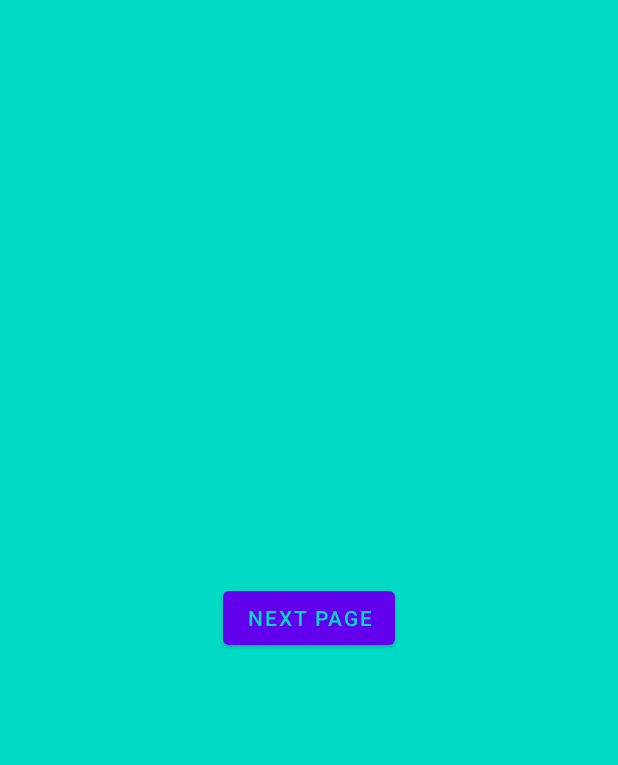
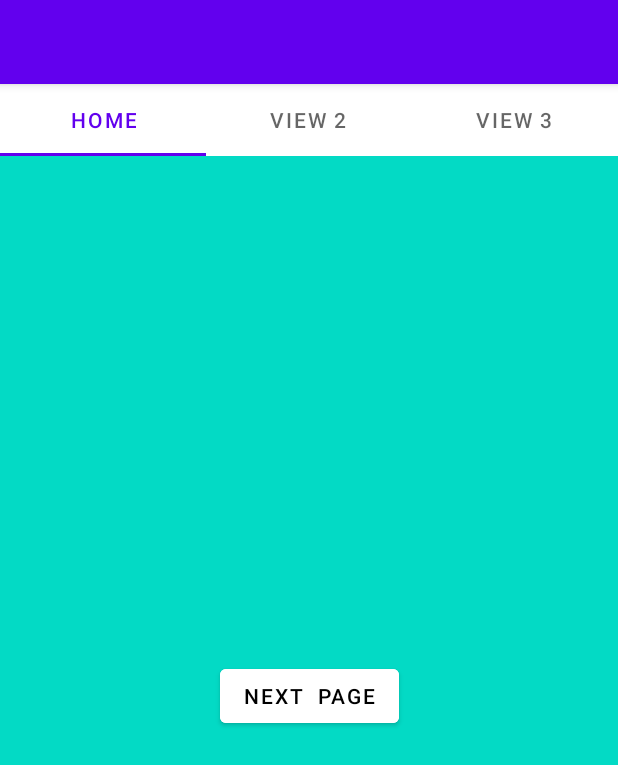
Before and after one commit to KaivalyaNaik/Shopping-Application, an Android app: the screen it shows after launch (MainActivity), on a phone screen of 412 x 824 dp. Shown: the top 765 px of the screen. Run offline under Robolectric (Android 15) with nearby library versions, the phone set to English and light mode, and no system bars.

Commit message:
View Pager and TabLayout added

```diff
--- a/app/build.gradle
+++ b/app/build.gradle
@@ -41,6 +41,7 @@ dependencies {
     implementation 'androidx.appcompat:appcompat:1.2.0'
     implementation 'com.google.android.material:material:1.3.0'
     implementation 'androidx.constraintlayout:constraintlayout:2.0.4'
+    implementation 'androidx.legacy:legacy-support-v4:1.0.0'
     testImplementation 'junit:junit:4.+'
     androidTestImplementation 'androidx.test.ext:junit:1.1.2'
     androidTestImplementation 'androidx.test.espresso:espresso-core:3.3.0'
--- a/app/src/main/java/com/example/shoppingapplication/activities/ItemList.kt
+++ b/app/src/main/java/com/example/shoppingapplication/activities/ItemList.kt
@@ -8,6 +8,8 @@ import android.os.Bundle
 import android.view.DragEvent
 import android.view.MotionEvent
 import android.view.View
+import android.widget.Button
+import android.widget.ImageButton
 import android.widget.Toast
 import androidx.activity.viewModels
 import androidx.annotation.RequiresApi
@@ -71,6 +73,10 @@ class ItemList : AppCompatActivity() ,View.OnTouchListener{
             val myShadow= View.DragShadowBuilder(fab)
             it.startDragAndDrop(null,myShadow,null,View.DRAG_FLAG_GLOBAL)
             true
+        }
+        val backButton: ImageButton =findViewById(R.id.backButton)
+        backButton.setOnClickListener {
+            finish()
         }
 
     }
--- a/app/src/main/java/com/example/shoppingapplication/activities/MainActivity.kt
+++ b/app/src/main/java/com/example/shoppingapplication/activities/MainActivity.kt
@@ -3,8 +3,16 @@ package com.example.shoppingapplication.activities
 import android.content.Intent
 import androidx.appcompat.app.AppCompatActivity
 import android.os.Bundle
+import android.view.View
 import android.widget.Button
+import android.widget.ImageButton
+import androidx.viewpager.widget.ViewPager
 import com.example.shoppingapplication.R
+import com.example.shoppingapplication.activities.homeScreens.Home2Fragment
+import com.example.shoppingapplication.activities.homeScreens.Home3Fragment
+import com.example.shoppingapplication.activities.homeScreens.HomeFragment
+import com.example.shoppingapplication.activities.homeScreens.HomePageAdapter
+import com.google.android.material.tabs.TabLayout
 
 class MainActivity : AppCompatActivity() {
 
@@ -13,12 +21,20 @@ class MainActivity : AppCompatActivity() {
         super.onCreate(savedInstanceState)
         setContentView(R.layout.activity_main)
 
-        val button=findViewById<Button>(R.id.nextPage)
+        val backButton:ImageButton =findViewById(R.id.backButton)
+        backButton.visibility= View.GONE
 
-        button.setOnClickListener {
-            val intent=Intent(this,ItemList::class.java)
-            startActivity(intent)
-        }
+        val viewPager:ViewPager =findViewById(R.id.viewPagerHome)
+        val adapter=HomePageAdapter(supportFragmentManager)
+
+        adapter.addFragment(HomeFragment(),"Home")
+
+        adapter.addFragment(Home2Fragment(),"View 2")
+
+        adapter.addFragment(Home3Fragment(),"View 3")
+        viewPager.adapter=adapter
+        val tabLayout:TabLayout =findViewById(R.id.tabLayout)
+        tabLayout.setupWithViewPager(viewPager)
 
     }
 
--- /dev/null
+++ b/app/src/main/java/com/example/shoppingapplication/activities/homeScreens/Home2Fragment.kt
@@ -0,0 +1,27 @@
+package com.example.shoppingapplication.activities.homeScreens
+
+import android.os.Bundle
+import androidx.fragment.app.Fragment
+import android.view.LayoutInflater
+import android.view.View
+import android.view.ViewGroup
+import com.example.shoppingapplication.R
+
+
+class Home2Fragment : Fragment() {
+
+    override fun onCreate(savedInstanceState: Bundle?) {
+        super.onCreate(savedInstanceState)
+
+    }
+
+    override fun onCreateView(
+        inflater: LayoutInflater, container: ViewGroup?,
+        savedInstanceState: Bundle?
+    ): View? {
+        // Inflate the layout for this fragment
+        return inflater.inflate(R.layout.fragment_home_2, container, false)
+    }
+
+
+}
--- /dev/null
+++ b/app/src/main/java/com/example/shoppingapplication/activities/homeScreens/Home3Fragment.kt
@@ -0,0 +1,29 @@
+package com.example.shoppingapplication.activities.homeScreens
+
+import android.os.Bundle
+import androidx.fragment.app.Fragment
+import android.view.LayoutInflater
+import android.view.View
+import android.view.ViewGroup
+import com.example.shoppingapplication.R
+
+class Home3Fragment : Fragment() {
+    // TODO: Rename and change types of parameters
+    private var param1: String? = null
+    private var param2: String? = null
+
+    override fun onCreate(savedInstanceState: Bundle?) {
+        super.onCreate(savedInstanceState)
+
+    }
+
+    override fun onCreateView(
+        inflater: LayoutInflater, container: ViewGroup?,
+        savedInstanceState: Bundle?
+    ): View? {
+        // Inflate the layout for this fragment
+        return inflater.inflate(R.layout.fragment_home3, container, false)
+    }
+
+
+}
--- /dev/null
+++ b/app/src/main/java/com/example/shoppingapplication/activities/homeScreens/HomeFragment.kt
@@ -0,0 +1,39 @@
+package com.example.shoppingapplication.activities.homeScreens
+
+import android.content.Intent
+import android.os.Bundle
+import androidx.fragment.app.Fragment
+import android.view.LayoutInflater
+import android.view.View
+import android.view.ViewGroup
+import android.widget.Button
+import com.example.shoppingapplication.R
+import com.example.shoppingapplication.activities.ItemList
+
+
+class HomeFragment : Fragment() {
+
+
+    override fun onCreate(savedInstanceState: Bundle?) {
+        super.onCreate(savedInstanceState)
+
+
+    }
+
+    override fun onCreateView(
+
+        inflater: LayoutInflater, container: ViewGroup?,
+        savedInstanceState: Bundle?
+    ): View? {
+        // Inflate the layout for this fragment
+        val view:View= inflater.inflate(R.layout.fragment_home, container, false)
+        val button=view.findViewById<Button>(R.id.nextPage)
+
+        button.setOnClickListener {
+            val intent= Intent(view.context, ItemList::class.java)
+            startActivity(intent)
+        }
+        return view
+    }
+
+}
--- /dev/null
+++ b/app/src/main/java/com/example/shoppingapplication/activities/homeScreens/HomePageAdapter.kt
@@ -0,0 +1,31 @@
+package com.example.shoppingapplication.activities.homeScreens
+
+import android.icu.text.CaseMap
+import androidx.fragment.app.Fragment
+import androidx.fragment.app.FragmentManager
+import androidx.fragment.app.FragmentPagerAdapter
+import androidx.fragment.app.ListFragment
+
+class HomePageAdapter (val fm:FragmentManager): FragmentPagerAdapter(fm) {
+
+    private val mFragment:MutableList<Fragment> = mutableListOf()
+    private val mTitle:MutableList<String> = mutableListOf()
+
+    fun addFragment (fragment: Fragment,title:String){
+        mFragment.add(fragment)
+        mTitle.add(title)
+    }
+
+    override fun getCount(): Int {
+    return 3
+    }
+
+    override fun getItem(position: Int): Fragment {
+        return mFragment[position]
+    }
+
+    override fun getPageTitle(position: Int): CharSequence? {
+        return mTitle[position]
+    }
+
+}
--- a/app/src/main/res/layout/activity_main.xml
+++ b/app/src/main/res/layout/activity_main.xml
@@ -8,15 +8,29 @@
     android:background="@color/teal_200"
     tools:context=".activities.MainActivity">
 
-    <Button
-        android:id="@+id/nextPage"
-        android:layout_width="wrap_content"
-        android:layout_height="wrap_content"
+    <include
+        android:id="@+id/include4"
+        layout="@layout/tool_bar" />
+
+    <androidx.viewpager.widget.ViewPager
+        android:id="@+id/viewPagerHome"
+        android:layout_width="match_parent"
+        android:layout_height="0dp"
         app:layout_constraintBottom_toBottomOf="parent"
         app:layout_constraintEnd_toEndOf="parent"
+        app:layout_constraintHorizontal_bias="0.0"
         app:layout_constraintStart_toStartOf="parent"
-        app:layout_constraintTop_toTopOf="parent"
-        android:text="Next Page"
-        />
+        app:layout_constraintTop_toBottomOf="@+id/include4"
+        app:layout_constraintVertical_bias="0.0">
+
+        <com.google.android.material.tabs.TabLayout
+            android:id="@+id/tabLayout"
+            android:layout_width="match_parent"
+            android:layout_height="wrap_content">
+
+
+        </com.google.android.material.tabs.TabLayout>
+    </androidx.viewpager.widget.ViewPager>
+
 
 </androidx.constraintlayout.widget.ConstraintLayout>
--- /dev/null
+++ b/app/src/main/res/layout/fragment_home.xml
@@ -0,0 +1,26 @@
+<?xml version="1.0" encoding="utf-8"?>
+<FrameLayout xmlns:android="http://schemas.android.com/apk/res/android"
+    xmlns:app="http://schemas.android.com/apk/res-auto"
+    xmlns:tools="http://schemas.android.com/tools"
+    android:layout_width="match_parent"
+    android:layout_height="match_parent"
+    android:background="@color/teal_200"
+    tools:context=".activities.homeScreens.HomeFragment">
+    <androidx.constraintlayout.widget.ConstraintLayout
+        android:layout_width="match_parent"
+        android:layout_height="match_parent">
+
+        <Button
+            android:id="@+id/nextPage"
+            android:layout_width="wrap_content"
+            android:layout_height="wrap_content"
+            android:backgroundTint="@color/white"
+            android:gravity="center"
+            android:text="NEXT  PAGE"
+            android:textColor="@color/black"
+            app:layout_constraintBottom_toBottomOf="parent"
+            app:layout_constraintEnd_toEndOf="parent"
+            app:layout_constraintStart_toStartOf="parent"
+            app:layout_constraintTop_toTopOf="parent" />
+    </androidx.constraintlayout.widget.ConstraintLayout>
+</FrameLayout>
--- a/app/src/main/res/layout/tool_bar.xml
+++ b/app/src/main/res/layout/tool_bar.xml
@@ -11,10 +11,12 @@
         <androidx.appcompat.widget.Toolbar
             android:layout_width="match_parent"
             android:layout_height="?attr/actionBarSize"
+            app:contentInsetEnd="0dp"
+            app:contentInsetStart="0dp"
             />
 
         <ImageButton
-            android:id="@+id/imageButton"
+            android:id="@+id/backButton"
             android:layout_width="50dp"
             android:layout_height="match_parent"
             android:background="@android:color/transparent"
--- a/app/src/main/res/values/strings.xml
+++ b/app/src/main/res/values/strings.xml
@@ -8,4 +8,6 @@
     <string name="hint_url">Enter your URL</string>
     <string name="quantityText">Quantity</string>
     <string name="date_added">Date Added</string>
+    <!-- TODO: Remove or change this placeholder text -->
+    <string name="hello_blank_fragment">Hello blank fragment</string>
 </resources>
```
Also changed, not shown: app/src/main/res/layout/activity_item_list.xml (+8 -5 lines), app/src/main/res/layout/fragment_home3.xml (added, +18 -0 lines), app/src/main/res/layout/fragment_home_2.xml (added, +18 -0 lines).
